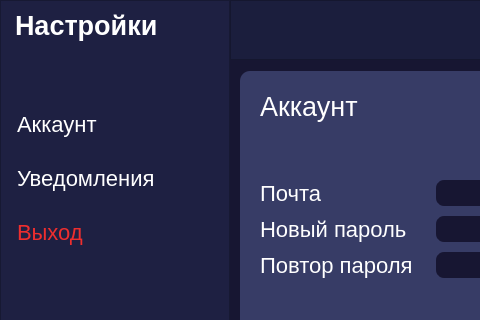
This is interfaces/settings_page.ui in ArtShibaev/Bugtracker as Qt 5 draws it before an edit; both pictures show x 0 to 480 and y 0 to 320 of the 1326 by 750 pixel window. The edited form follows.
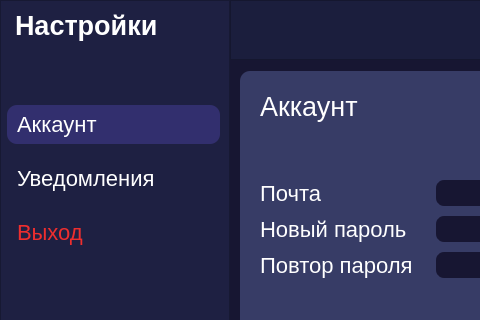
This is the edited form.

```diff
--- a/interfaces/settings_page.ui
+++ b/interfaces/settings_page.ui
@@ -150,9 +150,6 @@
 	padding-left: 10px;
 	border:none;
 	text-align: left;
-	background-color: transparent;
-}
-QPushButton:hover{
 	background:#322F6E;
 	border-radius: 10px;
 }</string>
```
Left out of the diff: 2 changed lines with no effect on the pictures.
